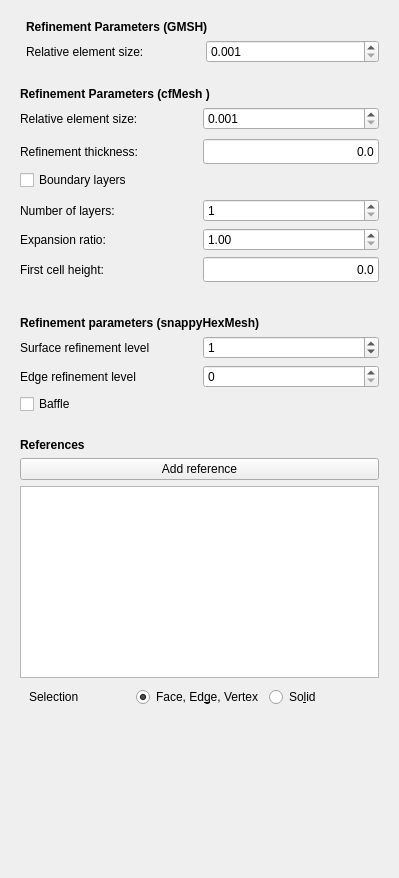
Before: the Qt Designer form TaskPanelCfdMeshRegion.ui in jaheyns/CfdOF, drawn with Qt 5.
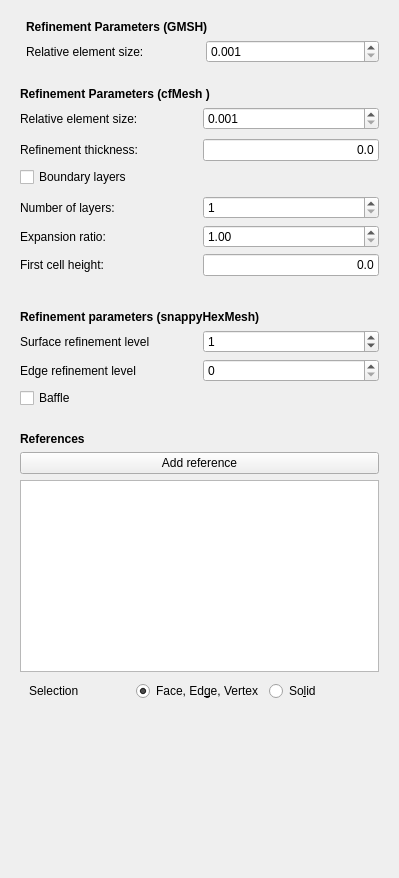
After: the same form once the commit is applied. Custom widgets are drawn as their Qt base class.

Commit message: CFD: Update inputFields to new format in meshing task panels

Patch:
```diff
--- a/TaskPanelCfdMeshRegion.ui
+++ b/TaskPanelCfdMeshRegion.ui
@@ -237,12 +237,6 @@
                   <verstretch>0</verstretch>
                  </sizepolicy>
                 </property>
-                <property name="minimumSize">
-                 <size>
-                  <width>80</width>
-                  <height>25</height>
-                 </size>
-                </property>
                 <property name="toolTip">
                  <string extracomment="Select 0 to use default value"/>
                 </property>
@@ -261,11 +255,8 @@
                 <property name="unit" stdset="0">
                  <string notr="true">mm</string>
                 </property>
-                <property name="decimals" stdset="0">
-                 <number>2</number>
-                </property>
-                <property name="value" stdset="0">
-                 <double>0.000000000000000</double>
+                <property name="format" stdset="0">
+                 <string>g</string>
                 </property>
                </widget>
               </item>
@@ -298,12 +289,6 @@
                <verstretch>0</verstretch>
               </sizepolicy>
              </property>
-             <property name="minimumSize">
-              <size>
-               <width>80</width>
-               <height>25</height>
-              </size>
-             </property>
              <property name="toolTip">
               <string extracomment="Select 0 to use default value"/>
              </property>
@@ -322,11 +307,8 @@
              <property name="unit" stdset="0">
               <string notr="true">mm</string>
              </property>
-             <property name="decimals" stdset="0">
-              <number>2</number>
-             </property>
-             <property name="value" stdset="0">
-              <double>0.000000000000000</double>
+             <property name="format" stdset="0">
+              <string>2</string>
              </property>
             </widget>
            </item>
```
The commit also changes 7 other files.
